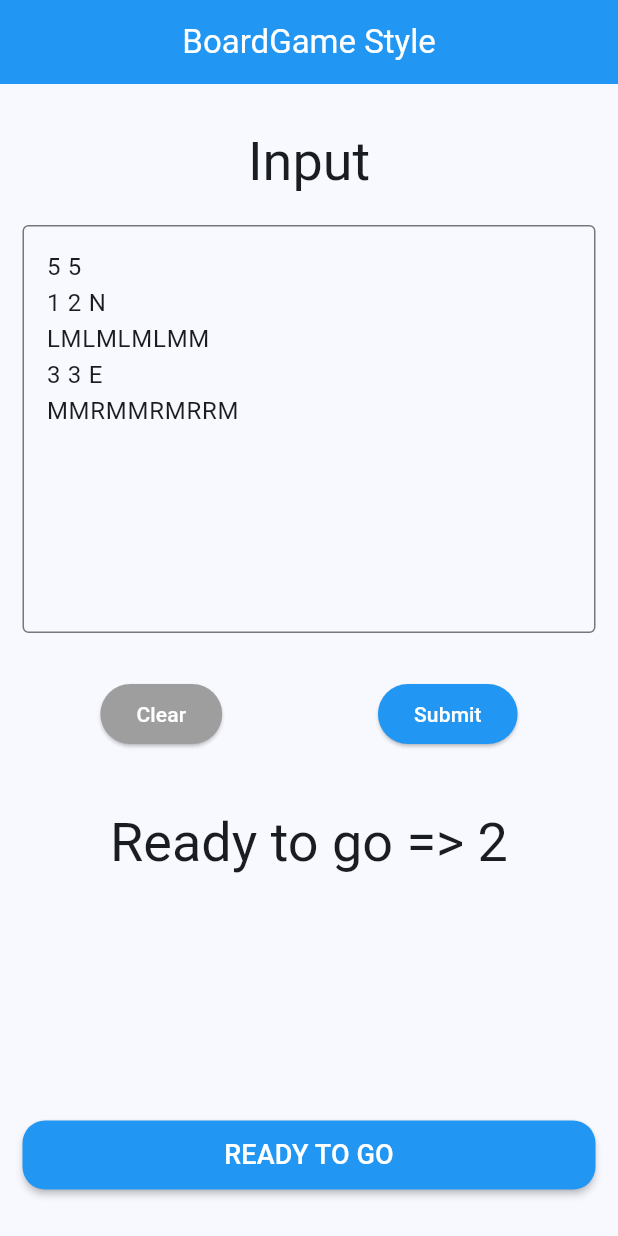
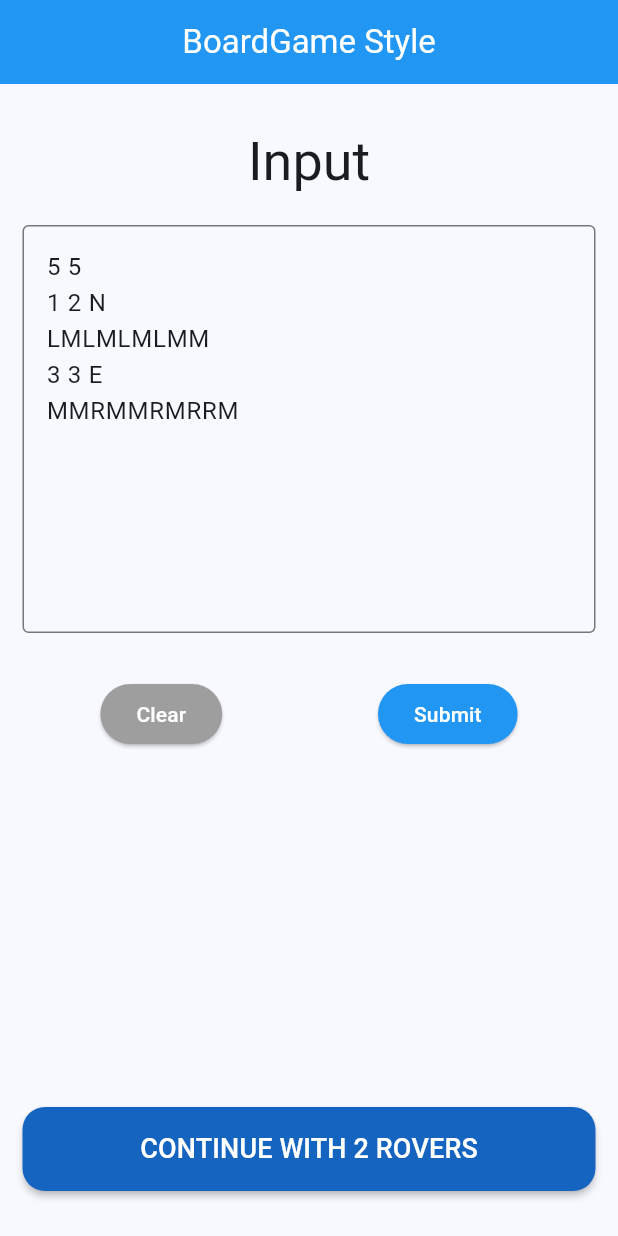
Before and after one commit to AndresMontaniv/MarsRoverCodingChallenge-Flutter, a Flutter app: the screen it shows after launch, after a tap on "Submit", on a phone screen of 412 x 824 dp. Run offline on Flutter 3.47's test engine with Material 3 defaults, Android fonts, the light colour scheme and no system bars.

Commit message:
inputscreen ready

```diff
--- a/lib/providers/rover_provider.dart
+++ b/lib/providers/rover_provider.dart
@@ -71,6 +71,7 @@ MMRMMRMRRM''';
       final roversInputLines = inputLines.sublist(1);
       rovers.clear();
       rovers = ListRoverParsing.fromList(roversInputLines);
+      await Future.delayed(const Duration(seconds: 1));
     } catch (e) {
       errorMsg = e.toString();
     }
--- a/lib/screens/input_screen.dart
+++ b/lib/screens/input_screen.dart
@@ -109,11 +109,6 @@ class _InputScreenState extends State<InputScreen> {
                           ),
                         ],
                       ),
-                      const SizedBox(height: 40),
-                      Text(
-                        'Ready to go => ${roverProvider.roversLoaded}',
-                        style: Theme.of(context).textTheme.displaySmall,
-                      ),
                     ],
                   ),
                 ),
@@ -123,10 +118,15 @@ class _InputScreenState extends State<InputScreen> {
               hasScrollBody: false,
               child: Align(
                 alignment: Alignment.bottomCenter,
-                child: CustomMaterialButton(
-                  title: 'Ready to go',
-                  onPressed: () {},
-                ),
+                child: roverProvider.isLoading
+                    ? const CircularProgressIndicator()
+                    : roverProvider.roversLoaded > 0
+                        ? CustomMaterialButton(
+                            title: 'Continue with ${roverProvider.roversLoaded} rovers',
+                            color: Colors.blue.shade800,
+                            onPressed: () {},
+                          )
+                        : null,
               ),
             ),
           ],
--- a/lib/widgets/custom_material_button.dart
+++ b/lib/widgets/custom_material_button.dart
@@ -23,7 +23,7 @@ class CustomMaterialButton extends StatelessWidget {
         borderRadius: BorderRadius.circular(15),
       ),
       padding: const EdgeInsets.symmetric(
-        vertical: 10,
+        vertical: 15,
         horizontal: 10,
       ),
       color: color,
```
